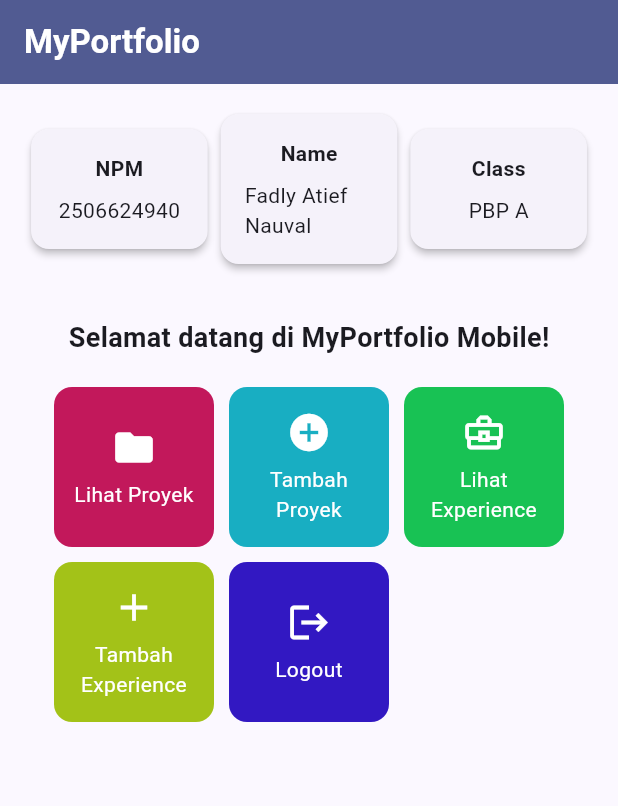
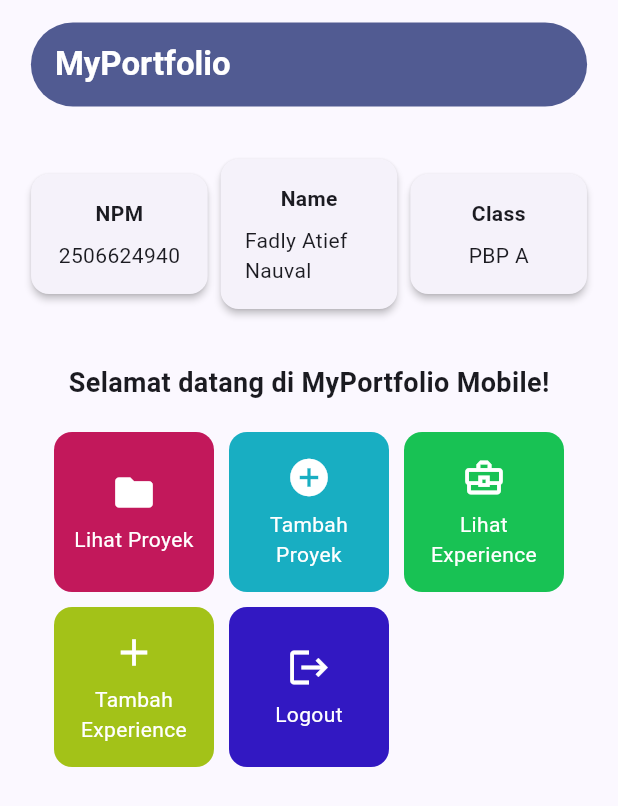
Before and after one commit to fadlyatiefn/myportofolio_mobile, a Flutter app: the screen it shows after launch, on a phone screen of 412 x 824 dp. Shown: the top 806 px of the screen. Run offline on Flutter 3.47's test engine with Material 3 defaults, Android fonts, the phone set to English and light mode, and no system bars.

Commit message:
feat: semua tugas 7 (maap kak lupa ku push berkala)

```diff
--- a/lib/menu.dart
+++ b/lib/menu.dart
@@ -19,18 +19,28 @@ class MyHomePage extends StatelessWidget {
   Widget build(BuildContext context) {
     // Scaffold menyediakan struktur visual dasar halaman (AppBar, Body, SnackBar).
     return Scaffold(
-      // AppBar menampilkan bar bagian atas halaman aplikasi.
-      appBar: AppBar(
-        title: const Text(
-          'MyPortfolio',
-          style: TextStyle(
-            color: Colors.white,
-            fontWeight: FontWeight.bold,
+      appBar: PreferredSize(
+      preferredSize: const Size.fromHeight(kToolbarHeight + 30),
+      child: SafeArea(
+        child: Padding(
+          padding: const EdgeInsets.only(top: 15, bottom: 15),
+          child: FractionallySizedBox(
+            widthFactor: 0.9,
+            child: AppBar(
+              primary: false,
+              backgroundColor: Theme.of(context).colorScheme.primary,
+              shape: RoundedRectangleBorder(
+                borderRadius: BorderRadius.circular(kToolbarHeight * 0.5),
+              ),
+              title: const Text(
+                'MyPortfolio',
+                style: TextStyle(color: Colors.white, fontWeight: FontWeight.bold),
+              ),
+            ),
           ),
         ),
-        backgroundColor: Theme.of(context).colorScheme.primary,
       ),
-      // Body halaman utama dengan padding di sekelilingnya.
+    ),
       body: Padding(
         padding: const EdgeInsets.all(16.0),
         child: Column(
--- a/pubspec.yaml
+++ b/pubspec.yaml
@@ -57,6 +57,8 @@ flutter:
   # the material Icons class.
   uses-material-design: true
 
+  assets:
+    - assets/img/
   # To add assets to your application, add an assets section, like this:
   # assets:
   #   - images/a_dot_burr.jpeg
```
Also changed, not shown: 1 other file.
